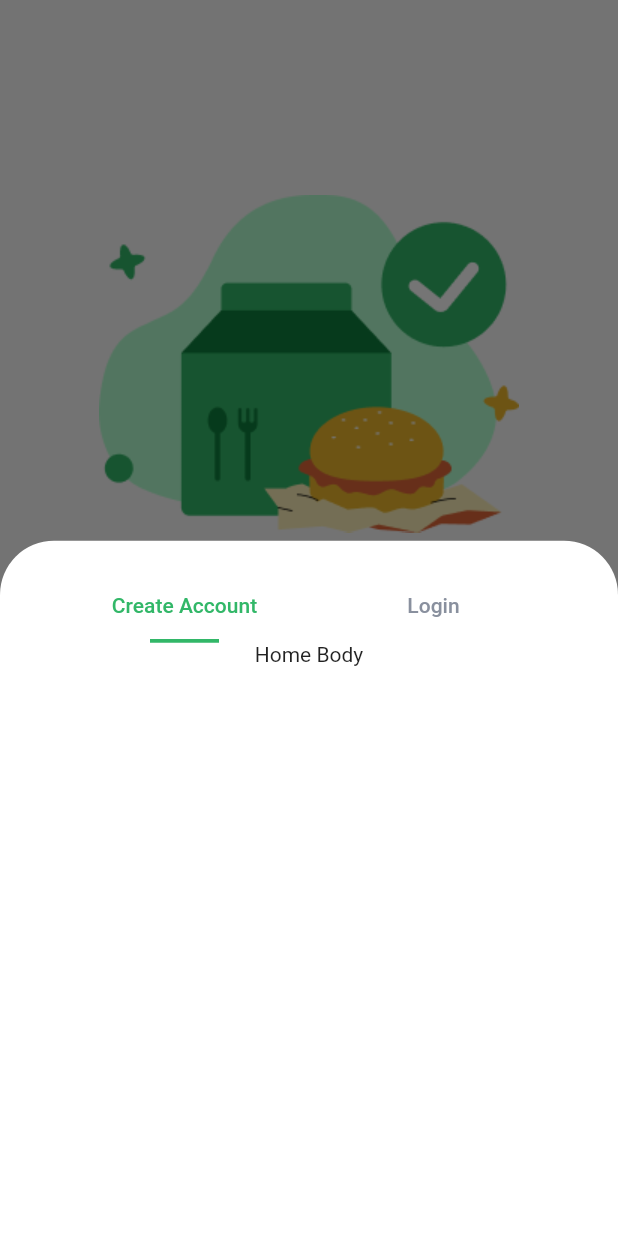
After one commit to christiandionisio/pedidos-app, a Flutter app: the RegistrationPage screen opened by its route, after a tap on "Create Account", on a phone screen of 412 x 824 dp. The commit adds this screen. Run offline on Flutter 3.47's test engine with Material 2 defaults, Android fonts, the phone set to English and light mode, and no system bars; our stand-ins replace introduction_screen.

Commit message:
Diseño modal registration, tabBar createAccount & login

```diff
--- a/lib/main.dart
+++ b/lib/main.dart
@@ -1,6 +1,6 @@
 import 'package:flutter/material.dart';
 import 'package:flutter/services.dart';
-import 'package:pedidos_app/pages/home_page.dart';
+import 'package:pedidos_app/pages/registration_page.dart';
 import 'package:pedidos_app/pages/onboarding.dart';
 import 'package:pedidos_app/utils/properties_util.dart';
 
@@ -18,8 +18,10 @@ class MyApp extends StatelessWidget {
       initialRoute: 'onboarding_screen',
       routes: {
         'onboarding_screen': (_) => OnboardingPage(),
-        'home_screen': (_) => HomePage(),
+        'registration_screen': (_) => RegistrationPage(),
       },
+
+      // Colores y propiedades generales
       theme: ThemeData(
           primaryColor: PropertiesUtil.primaryColor,
           primaryColorLight: PropertiesUtil.primaryColor,
--- a/lib/pages/onboarding.dart
+++ b/lib/pages/onboarding.dart
@@ -1,6 +1,6 @@
 import 'package:flutter/material.dart';
 import 'package:introduction_screen/introduction_screen.dart';
-import 'package:pedidos_app/pages/home_page.dart';
+import 'package:pedidos_app/pages/registration_page.dart';
 import 'package:pedidos_app/utils/properties_util.dart';
 
 class OnboardingPage extends StatelessWidget {
@@ -46,7 +46,7 @@ class OnboardingPage extends StatelessWidget {
         Navigator.push(
             context,
             MaterialPageRoute(
-              builder: (context) => HomePage(),
+              builder: (context) => RegistrationPage(),
             ));
       },
       showSkipButton: true,
--- a/lib/pages/home_page.dart
+++ b/lib/pages/registration_page.dart
@@ -1,7 +1,8 @@
 import 'package:flutter/material.dart';
 import 'package:pedidos_app/utils/properties_util.dart';
+import 'package:pedidos_app/widgets/modal_registration.dart';
 
-class HomePage extends StatelessWidget {
+class RegistrationPage extends StatelessWidget {
   @override
   Widget build(BuildContext context) {
     return Scaffold(
@@ -49,7 +50,15 @@ class HomePage extends StatelessWidget {
                 width: double.infinity,
                 height: 49,
                 child: ElevatedButton(
-                  onPressed: () {},
+                  onPressed: () {
+                    showModalBottomSheet(
+                      backgroundColor: Colors.transparent,
+                      context: context,
+                      builder: (_) {
+                        return CustomModalRegistration();
+                      },
+                    );
+                  },
                   style: PropertiesUtil.stylePrimaryButton,
                   child: const Text("Create Account"),
                 ),
--- a/lib/utils/properties_util.dart
+++ b/lib/utils/properties_util.dart
@@ -7,6 +7,7 @@ class PropertiesUtil {
   // Colores para contenido de sección onboarding y registration
   static const Color dotsColor = Color(0xFFE6E6E6);
   static const Color onboardingTextBodyColor = Color(0xFF4B5563);
+  static const Color unselectedTabText = Color(0xFF89909E);
 
   static const TextStyle titleStyle =
       TextStyle(fontSize: 26, fontWeight: FontWeight.w700);
--- /dev/null
+++ b/lib/widgets/modal_registration.dart
@@ -0,0 +1,28 @@
+import 'package:flutter/material.dart';
+import 'package:pedidos_app/widgets/registration_tabbar.dart';
+
+class CustomModalRegistration extends StatelessWidget {
+  const CustomModalRegistration({
+    Key? key,
+  }) : super(key: key);
+
+  @override
+  Widget build(BuildContext context) {
+    return Container(
+      height: 578,
+      child: Container(
+        decoration: BoxDecoration(
+          color: Colors.white,
+          borderRadius: BorderRadius.vertical(top: Radius.circular(36)),
+        ),
+        child: Padding(
+          padding: EdgeInsets.symmetric(horizontal: 40),
+          child: SingleChildScrollView(
+            physics: NeverScrollableScrollPhysics(),
+            child: RegistrationTabController(),
+          ),
+        ),
+      ),
+    );
+  }
+}
--- /dev/null
+++ b/lib/widgets/registration_tabbar.dart
@@ -0,0 +1,55 @@
+import 'package:flutter/material.dart';
+import 'package:pedidos_app/utils/properties_util.dart';
+
+class RegistrationTabController extends StatelessWidget {
+  const RegistrationTabController({
+    Key? key,
+  }) : super(key: key);
+
+  @override
+  Widget build(BuildContext context) {
+    return DefaultTabController(
+      length: 2,
+      child: Column(
+        children: [
+          const Divider(
+            height: 20,
+            thickness: 5,
+            indent: 170,
+            endIndent: 170,
+          ),
+          Container(
+            child: const TabBar(
+              indicator: UnderlineTabIndicator(
+                  borderSide: BorderSide(
+                    width: 2.5,
+                    color: PropertiesUtil.primaryColor,
+                  ),
+                  insets: EdgeInsets.symmetric(horizontal: 60)),
+              labelColor: PropertiesUtil.primaryColor,
+              unselectedLabelColor: PropertiesUtil.unselectedTabText,
+              tabs: [
+                Tab(text: "Create Account"),
+                Tab(text: "Login"),
+              ],
+            ),
+          ),
+          Container(
+            //Add this to give height
+            height: MediaQuery.of(context).size.height,
+            child: TabBarView(children: [
+              Column(
+                children: [
+                  Text("Home Body"),
+                ],
+              ),
+              Container(
+                child: Text("Login Body"),
+              ),
+            ]),
+          ),
+        ],
+      ),
+    );
+  }
+}
```
